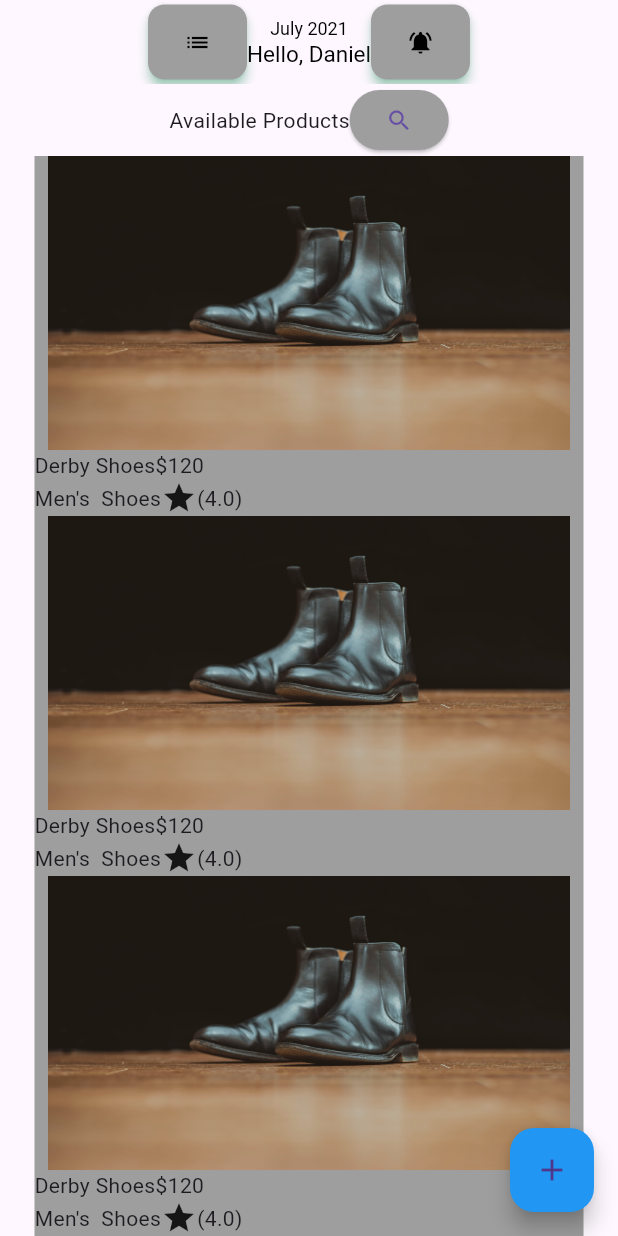
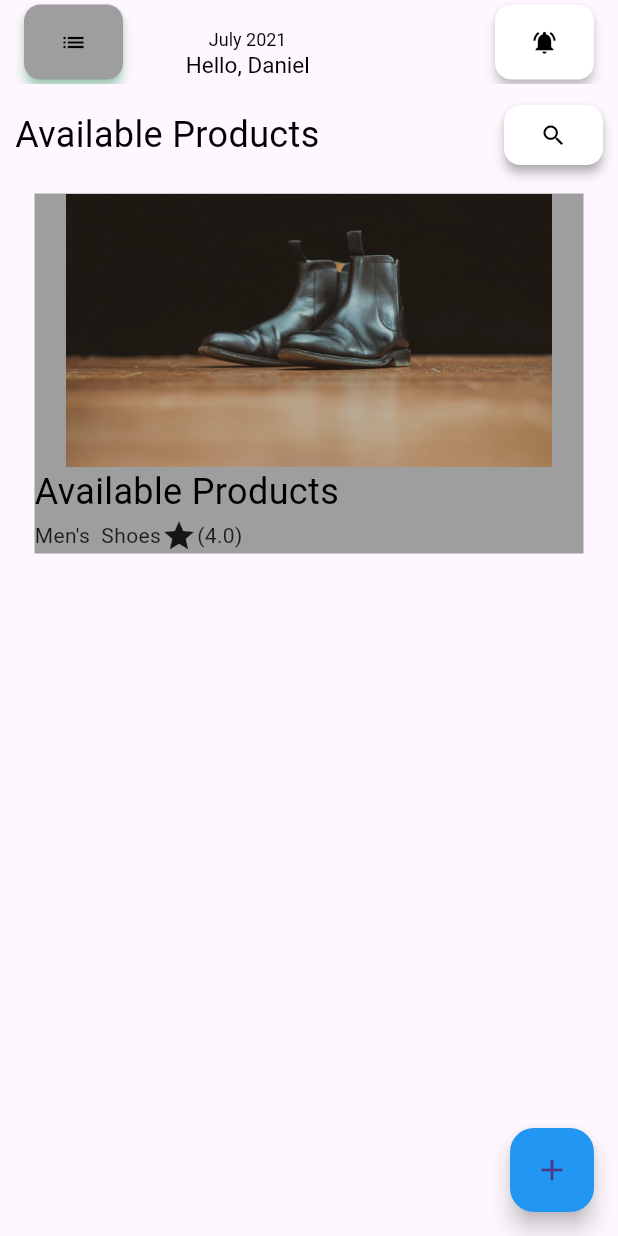
Before and after one commit to DanielKinnito/2024-internship-mobile-tasks, a Flutter app: the screen it shows after launch, on a phone screen of 412 x 824 dp. Run offline on Flutter 3.47's test engine with Material 3 defaults, Android fonts, the phone set to English and light mode, and no system bars; Roboto replaces fonts that are missing (poppins, sora, syne).

Commit message:
:zap: Fix padding, margin and layout bugs in home_page.dart

```diff
--- a/mobile_Daniel_Mekonnen/task_6/lib/home_page.dart
+++ b/mobile_Daniel_Mekonnen/task_6/lib/home_page.dart
@@ -8,7 +8,7 @@ class HomePage extends StatelessWidget {
     return Scaffold(
       appBar: AppBar(
         title: Row(
-          mainAxisAlignment: MainAxisAlignment.center,
+          mainAxisAlignment: MainAxisAlignment.spaceBetween,
           children: [
             ElevatedButton(
               // ElevatedButton for the list icon button possibly Menu
@@ -24,10 +24,16 @@ class HomePage extends StatelessWidget {
               onPressed: () {},
               child: const Icon(Icons.list),
             ),
-            Column(
+            Container(
+              margin: const EdgeInsets.only(
+                top: 5,
+                left: 5,
+              ),
+              child: Column(
                 // Column for the title and subtitle
                 children: [
                   Container(
+                    margin: const EdgeInsets.only(top: 10),
                     alignment: Alignment.centerLeft,
                     child: const Text(
                       'July 2021',
@@ -51,16 +57,15 @@ class HomePage extends StatelessWidget {
                   ),
                 ],
               ),
-            // const SizedBox(
-            //   width: 140,
-            //   height: 50,
-            // ),
-
+            ),
+            const SizedBox(
+              width: 50,
+            ),
             ElevatedButton(
               style: ElevatedButton.styleFrom(
                 foregroundColor: Colors.black,
-                backgroundColor: Colors.grey,
-                shadowColor: Colors.greenAccent,
+                backgroundColor: Colors.white,
+                // shadowColor: Colors.grey,
                 elevation: 3,
                 shape: RoundedRectangleBorder(
                     borderRadius: BorderRadius.circular(11.0)),
@@ -75,25 +80,56 @@ class HomePage extends StatelessWidget {
       body: SingleChildScrollView(
         child: Column(
           children: [
-            Row(
-              mainAxisAlignment: MainAxisAlignment.center,
+            Container(
+              margin: const EdgeInsets.only(
+                top: 10,
+                left: 10,
+                right: 10,
+                bottom: 10,
+              ),
+              child: Row(
+                mainAxisAlignment: MainAxisAlignment.spaceBetween,
                 children: [
-                const Text(
+                  Container(
+                      alignment: Alignment.centerLeft,
+                      child: const Text(
                         'Available Products',
-                  textAlign: TextAlign.left,
+                        style: TextStyle(
+                          color: Colors.black,
+                          fontSize: 24,
+                          fontFamily: 'poppins',
                         ),
+                      ),
+                    ),
+
+
                   ElevatedButton(
-                  style: const ButtonStyle(
-                    backgroundColor: WidgetStatePropertyAll<Color>(Colors.grey),
+                    style: ElevatedButton.styleFrom(
+                      alignment: Alignment.centerRight,
+                      foregroundColor: Colors.black,
+                      backgroundColor: Colors.white,
+                      shadowColor: Colors.grey,
+                      elevation: 3,
+                      shape: RoundedRectangleBorder(
+                          borderRadius: BorderRadius.circular(11.0)),
+                      minimumSize: const Size(40, 40),
                     ),
                     onPressed: () {},
                     child: const Icon(Icons.search),
                   ),
                 ],
               ),
+            ),
             Container(
               height: 240,
               width: 366,
+              margin: const EdgeInsets.only(
+                top: 5,
+                left: 10,
+                right: 10,
+                bottom: 5,
+              ),
+              padding: const EdgeInsets.all(0),
               color: Colors.grey,
               child: Column(
                 children: [
@@ -105,8 +141,17 @@ class HomePage extends StatelessWidget {
                   ),
                   const Row(
                     children: [
-                      Text('Derby Shoes'),
-                      Text('\$120'),
+                      Container(
+                        alignment: Alignment.centerLeft,
+                        child: const Text(
+                          'Available Products',
+                          style: TextStyle(
+                            color: Colors.black,
+                            fontSize: 24,
+                            fontFamily: 'poppins',
+                          ),
+                        ),
+                      ),
                     ],
                   ),
                   const Row(
@@ -119,90 +164,7 @@ class HomePage extends StatelessWidget {
                 ],
               ),
             ),
-            Container(
-              height: 240,
-              width: 366,
-              color: Colors.grey,
-              child: Column(
-                children: [
-                  Expanded(
-                    child: Image.asset(
-                      'images/leather_shoe_1.jpg',
-                      fit: BoxFit.contain,
-                    ),
-                  ),
-                  const Row(
-                    children: [
-                      Text('Derby Shoes'),
-                      Text('\$120'),
-                    ],
-                  ),
-                  const Row(
-                    children: [
-                      Text('Men\'s  Shoes'),
-                      Icon(Icons.star),
-                      Text('(4.0)'),
-                    ],
-                  ),
-                ],
-              ),
-            ),
-            Container(
-              height: 240,
-              width: 366,
-              color: Colors.grey,
-              child: Column(
-                children: [
-                  Expanded(
-                    child: Image.asset(
-                      'images/leather_shoe_1.jpg',
-                      fit: BoxFit.contain,
-                    ),
-                  ),
-                  const Row(
-                    children: [
-                      Text('Derby Shoes'),
-                      Text('\$120'),
-                    ],
-                  ),
-                  const Row(
-                    children: [
-                      Text('Men\'s  Shoes'),
-                      Icon(Icons.star),
-                      Text('(4.0)'),
-                    ],
-                  ),
-                ],
-              ),
-            ),
-            Container(
-              height: 240,
-              width: 366,
-              color: Colors.grey,
-              child: Column(
-                children: [
-                  Expanded(
-                    child: Image.asset(
-                      'images/leather_shoe_1.jpg',
-                      fit: BoxFit.contain,
-                    ),
-                  ),
-                  const Row(
-                    children: [
-                      Text('Derby Shoes'),
-                      Text('\$120'),
-                    ],
-                  ),
-                  const Row(
-                    children: [
-                      Text('Men\'s  Shoes'),
-                      Icon(Icons.star),
-                      Text('(4.0)'),
-                    ],
-                  ),
-                ],
-              ),
-            ),
+
           ],
         ),
       ),
```
Lines whose indentation alone changed are shown as unchanged.
